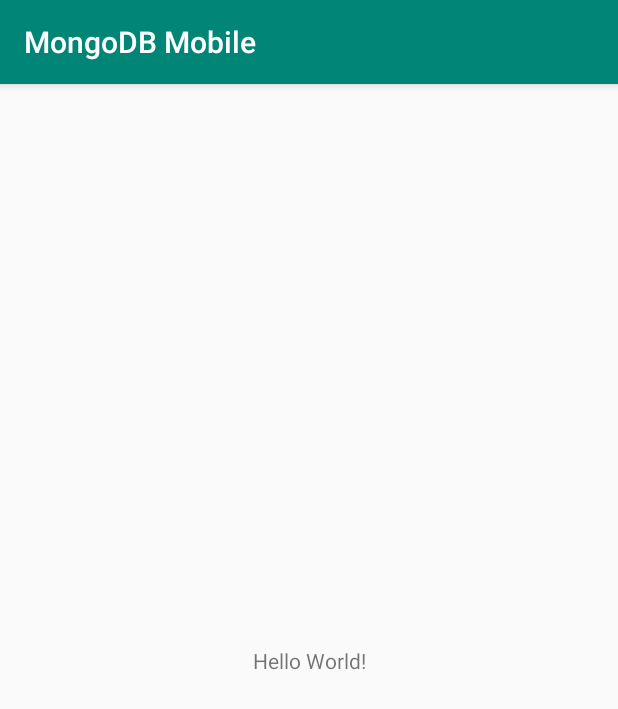
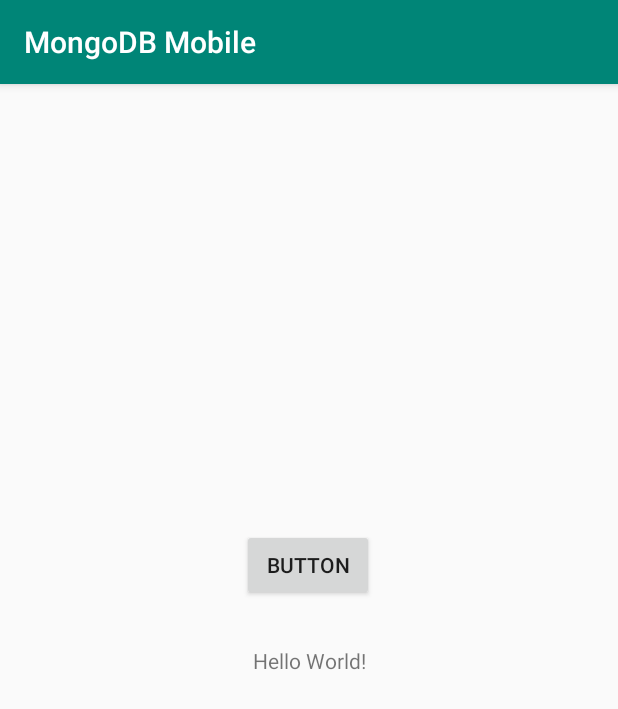
Before and after one commit to aurickislam/mongodb-mobile, an Android app: the screen it shows after launch (MainActivity), on a phone screen of 412 x 824 dp. Shown: the top 709 px of the screen. Run offline under Robolectric (Android 15) with nearby library versions, the phone set to English and light mode, and no system bars; libraries missing offline, so code that uses them is left out: com.mongodb.client, org.bson, org.bson.types.

Commit message:
All dependency updated and Android 10 support added

```diff
--- a/app/src/main/java/com/aurick/mongodbmobile/MainActivity.java
+++ b/app/src/main/java/com/aurick/mongodbmobile/MainActivity.java
@@ -1,54 +1,91 @@
 package com.aurick.mongodbmobile;
 
 import android.os.Bundle;
-import android.support.v7.app.AppCompatActivity;
 import android.util.Log;
+import android.view.View;
+import android.widget.Button;
+
+import androidx.appcompat.app.AppCompatActivity;
 
 import com.aurick.mongodbmobile.model.User;
 import com.aurick.mongodbmobile.service.UserService;
-import com.aurick.mongodbmobile.utils.JacksonUtils;
-import com.fasterxml.jackson.core.type.TypeReference;
-
-import org.bson.Document;
+import com.aurick.mongodbmobile.service.internal.UserServiceImpl;
+import com.aurick.mongodbmobile.utils.GsonUtils;
+import com.mongodb.client.result.DeleteResult;
+import com.mongodb.client.result.UpdateResult;
 
 import java.util.ArrayList;
-import java.util.Iterator;
 
 public class MainActivity extends AppCompatActivity {
+
+    private static final String TAG = "MainActivity";
+
+    private UserService userService;
 
     @Override
     protected void onCreate(Bundle savedInstanceState) {
         super.onCreate(savedInstanceState);
         setContentView(R.layout.activity_main);
+
+        final Button button = findViewById(R.id.button);
+        button.setOnClickListener(new View.OnClickListener() {
+
+            @Override
+            public void onClick(View view) {
+                Log.e(TAG, "Button Click");
+                runTest();
+            }
+        });
+
+        new Thread() {
+            @Override
+            public void run() {
+                Log.e(TAG, "Initializing Service");
+                userService = UserServiceImpl.getInstance();
+                Log.e(TAG, "Service Initialized");
+            }
+        }.start();
+
+        /*new java.util.Timer().schedule(
+                new java.util.TimerTask() {
+                    @Override
+                    public void run() {
+                        Log.e(TAG, "Initializing Service");
+                        userService = UserService.getInstance();
+                        Log.e(TAG, "Service Initialized");
+                    }
+                },
+                500
+        );*/
     }
 
     @Override
     protected void onStart() {
         super.onStart();
+    }
 
-        UserService userService = UserService.getInstance();
+    private void runTest() {
+        userService.createUser();
 
-//        userService.createUser();
+        User userById = userService.findUserById("5e9c73db2a86281d78b666ca");
+        Log.e("@userById", GsonUtils.toJson(userById));
 
-        // Find the first document
-        /*User user = userService.findUserById("5ca3ab76e6a59d6f5d038fc8");
-        Log.e("@Aurick", JacksonUtils.toJson(user));
-        Log.e("@Aurick user: ", user.getId());*/
-
-
-        //Find all documents that match the find criteria
-        ArrayList<Document> results = userService.findUsersByName("Aurick");
-        for (Document user1 : results) {
-            Log.e("@user1", user1.toJson());
+        if (userById != null) {
+            userById.setName("Aurick Islam");
+            UpdateResult updateResult = userService.updateUser(userById);
+            Log.e("@updateResult", String.valueOf(updateResult.getMatchedCount()));
+            Log.e("@updateResult", String.valueOf(updateResult.wasAcknowledged()));
+            Log.e("@updateResult", String.valueOf(updateResult.getModifiedCount()));
         }
 
+        ArrayList<User> usersByName = userService.findUsersByName("Aurick Islam");
+        Log.e("@usersByName", GsonUtils.toJson(usersByName));
 
-        /*ArrayList<User> users = JacksonUtils.fromJson(JacksonUtils.toJson(results), new TypeReference<ArrayList<User>>(){});
+        DeleteResult deleteResult = userService.deleteUser("5e9c7468e3a34247f459f5e0");
+        Log.e("@deleteResult", String.valueOf(deleteResult.getDeletedCount()));
+        Log.e("@deleteResult", String.valueOf(deleteResult.wasAcknowledged()));
 
-        Log.e("@Aurick", "onCreate: results: " + users.toString());
-
-        for (User user1 : users) {
-            Log.e("@user1", user1.getId());
-        }*/
+        ArrayList<User> users = userService.getUsers();
+        Log.e("@users", GsonUtils.toJson(users));
     }
 }
--- a/app/src/main/java/com/aurick/mongodbmobile/dao/UserDao.java
+++ /dev/null
@@ -1,4 +0,0 @@
-package com.aurick.mongodbmobile.dao;
-
-public class UserDao {
-}
--- a/app/src/main/java/com/aurick/mongodbmobile/service/UserService.java
+++ b/app/src/main/java/com/aurick/mongodbmobile/service/UserService.java
@@ -1,69 +1,23 @@
 package com.aurick.mongodbmobile.service;
 
-import android.util.Log;
-
-import com.aurick.mongodbmobile.MongoDBManager;
 import com.aurick.mongodbmobile.model.User;
-import com.aurick.mongodbmobile.utils.JacksonUtils;
-import com.mongodb.client.FindIterable;
-import com.mongodb.client.MongoCollection;
-
-import org.bson.BsonString;
-import org.bson.Document;
-import org.bson.types.ObjectId;
+import com.mongodb.client.result.DeleteResult;
+import com.mongodb.client.result.UpdateResult;
 
 import java.util.ArrayList;
 
-public class UserService {
+public interface UserService {
 
-    private static UserService userService = null;
+    void createUser();
 
-    private UserService() {
-    }
+    UpdateResult updateUser(User user);
 
-    public static UserService getInstance() {
-        Log.e("@Aurick", "UserService getInstance");
-        if (userService == null) {
-            synchronized (UserService.class) {
-                if (userService == null) {
-                    userService = new UserService();
-                }
-            }
-        }
-        return userService;
-    }
+    User findUserById(String userId);
 
-    private MongoCollection<Document> localCollection = MongoDBManager.getCollection("user");
+    ArrayList<User> findUsersByName(String name);
 
-    public void createUser() {
-        Document document = new Document() {
-            {
-                put("name", "Aurick");
-                put("age", 26);
-                put("email", "aurick@gmail.com");
-            }
-        };
-        localCollection.insertOne(document);
-    }
+    ArrayList<User> getUsers();
 
-    public User findUserById(String id) {
-        Document query = new Document() {
-            {
-                put("_id", new ObjectId(id));
-            }
-        };
-        return JacksonUtils.fromJson(localCollection.find(query).first().toJson(), User.class);
-    }
-
-    public ArrayList<Document> findUsersByName(String name) {
-        Document query = new Document() {
-            {
-                put("name", new BsonString(name));
-            }
-        };
-        FindIterable<Document> cursor = localCollection.find(query);
-
-        return cursor.into(new ArrayList<>());
-    }
+    DeleteResult deleteUser(String userId);
 
 }
--- /dev/null
+++ b/app/src/main/java/com/aurick/mongodbmobile/service/internal/UserServiceImpl.java
@@ -0,0 +1,118 @@
+package com.aurick.mongodbmobile.service.internal;
+
+import android.util.Log;
+
+import com.aurick.mongodbmobile.MongoDBManager;
+import com.aurick.mongodbmobile.model.User;
+import com.aurick.mongodbmobile.service.UserService;
+import com.aurick.mongodbmobile.utils.GsonUtils;
+import com.google.gson.reflect.TypeToken;
+import com.mongodb.client.FindIterable;
+import com.mongodb.client.MongoCollection;
+import com.mongodb.client.result.DeleteResult;
+import com.mongodb.client.result.UpdateResult;
+
+import org.bson.Document;
+import org.bson.types.ObjectId;
+
+import java.util.ArrayList;
+
+public class UserServiceImpl implements UserService {
+
+    private static final String TAG = "UserService";
+
+    private static UserServiceImpl userServiceImpl = null;
+
+    private final MongoCollection<Document> localCollection = MongoDBManager.getCollection("user");
+
+    private UserServiceImpl() {
+    }
+
+    public static UserServiceImpl getInstance() {
+        Log.e(TAG, "getInstance");
+        if (userServiceImpl == null) {
+            synchronized (UserServiceImpl.class) {
+                if (userServiceImpl == null) {
+                    userServiceImpl = new UserServiceImpl();
+                }
+            }
+        }
+        return userServiceImpl;
+    }
+
+    @Override
+    public void createUser() {
+        Document document = new Document() {
+            {
+                put("name", "Aurick");
+                put("age", 26);
+                put("email", "aurick@gmail.com");
+            }
+        };
+        localCollection.insertOne(document);
+    }
+
+    @Override
+    public UpdateResult updateUser(User user) {
+        Document filter = new Document() {
+            {
+                put("_id", user.getId());
+            }
+        };
+
+        Document userDocument = Document.parse(GsonUtils.toJson(user));
+        userDocument.remove("_id");
+
+        Document updateDocument = new Document().append("$set",
+                userDocument
+        );
+
+        Log.e(TAG, "updateUser" + updateDocument.toJson());
+
+        return localCollection.updateOne(filter, updateDocument);
+    }
+
+    @Override
+    public User findUserById(String userId) {
+        Document query = new Document() {
+            {
+                put("_id", new ObjectId(userId));
+            }
+        };
+
+        Document userDoc = localCollection.find(query).first();
+        if (userDoc == null)
+            return null;
+        return GsonUtils.fromJson(userDoc.toJson(), User.class);
+    }
+
+    @Override
+    public ArrayList<User> findUsersByName(String name) {
+        Document query = new Document() {
+            {
+                put("name", name);
+            }
+        };
+        FindIterable<Document> cursor = localCollection.find(query);
+        return GsonUtils.fromJson(GsonUtils.toJson(cursor.into(new ArrayList<>())), new TypeToken<ArrayList<User>>() {
+        }.getType());
+    }
+
+    @Override
+    public ArrayList<User> getUsers() {
+        FindIterable<Document> cursor = localCollection.find();
+        return GsonUtils.fromJson(GsonUtils.toJson(cursor.into(new ArrayList<>())), new TypeToken<ArrayList<User>>() {
+        }.getType());
+    }
+
+    @Override
+    public DeleteResult deleteUser(String userId) {
+        Document query = new Document() {
+            {
+                put("_id", new ObjectId(userId));
+            }
+        };
+        return localCollection.deleteOne(query);
+    }
+
+}
--- a/app/src/main/res/layout/activity_main.xml
+++ b/app/src/main/res/layout/activity_main.xml
@@ -1,5 +1,5 @@
 <?xml version="1.0" encoding="utf-8"?>
-<android.support.constraint.ConstraintLayout xmlns:android="http://schemas.android.com/apk/res/android"
+<androidx.constraintlayout.widget.ConstraintLayout xmlns:android="http://schemas.android.com/apk/res/android"
     xmlns:app="http://schemas.android.com/apk/res-auto"
     xmlns:tools="http://schemas.android.com/tools"
     android:layout_width="match_parent"
@@ -15,4 +15,16 @@
         app:layout_constraintRight_toRightOf="parent"
         app:layout_constraintTop_toTopOf="parent" />
 
-</android.support.constraint.ConstraintLayout>
+    <Button
+        android:id="@+id/button"
+        android:layout_width="wrap_content"
+        android:layout_height="wrap_content"
+        android:text="Button"
+        app:layout_constraintBottom_toBottomOf="parent"
+        app:layout_constraintHorizontal_bias="0.498"
+        app:layout_constraintLeft_toLeftOf="parent"
+        app:layout_constraintRight_toRightOf="parent"
+        app:layout_constraintTop_toTopOf="parent"
+        app:layout_constraintVertical_bias="0.412" />
+
+</androidx.constraintlayout.widget.ConstraintLayout>
--- a/app/src/main/res/values/styles.xml
+++ b/app/src/main/res/values/styles.xml
@@ -1,7 +1,7 @@
 <resources>
 
     <!-- Base application theme. -->
-    <style name="AppTheme" parent="Theme.AppCompat.Light.DarkActionBar">
+    <style name="AppTheme" parent="Theme.AppCompat.DayNight.DarkActionBar">
         <!-- Customize your theme here. -->
         <item name="colorPrimary">@color/colorPrimary</item>
         <item name="colorPrimaryDark">@color/colorPrimaryDark</item>
--- a/build.gradle
+++ b/build.gradle
@@ -7,7 +7,7 @@ buildscript {
 
     }
     dependencies {
-        classpath 'com.android.tools.build:gradle:3.5.3'
+        classpath 'com.android.tools.build:gradle:3.6.3'
 
         // NOTE: Do not place your application dependencies here; they belong
         // in the individual module build.gradle files
--- a/gradle.properties
+++ b/gradle.properties
@@ -11,3 +11,9 @@ org.gradle.jvmargs=-Xmx1536m
 # This option should only be used with decoupled projects. More details, visit
 # http://www.gradle.org/docs/current/userguide/multi_project_builds.html#sec:decoupled_projects
 # org.gradle.parallel=true
+# AndroidX package structure to make it clearer which packages are bundled with the
+# Android operating system, and which are packaged with your app's APK
+# https://developer.android.com/topic/libraries/support-library/androidx-rn
+android.useAndroidX=true
+# Automatically convert third-party libraries to use AndroidX
+android.enableJetifier=true
```
Also changed, not shown: app/build.gradle (+11 -17 lines), app/src/main/java/com/aurick/mongodbmobile/MongoDBManager.java (+7 -9 lines), app/src/main/java/com/aurick/mongodbmobile/model/User.java (+7 -7 lines), app/src/main/java/com/aurick/mongodbmobile/utils/GsonUtils.java (+36 -1 lines), app/src/main/java/com/aurick/mongodbmobile/utils/JacksonUtils.java (deleted, +0 -43 lines), gradle/wrapper/gradle-wrapper.properties.
